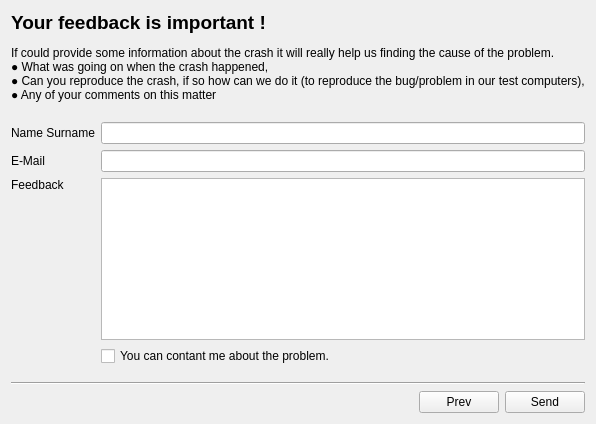
Old version of the form Source/ZETools/ZECrashReport/ZECRWindowUserFeedback.ui in the repository orcun-gokbulut/ze.
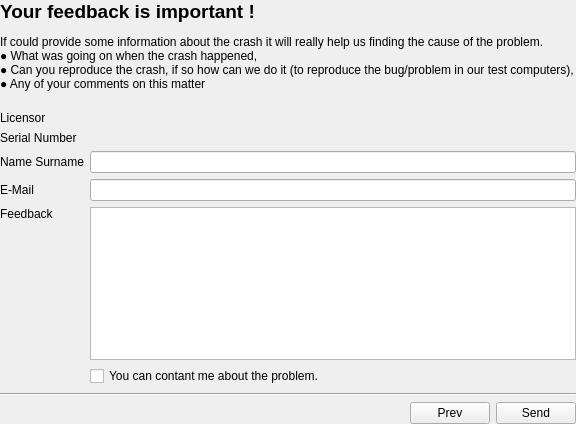
New version of the form.

```diff
--- a/Source/ZETools/ZECrashReport/ZECRWindowUserFeedback.ui
+++ b/Source/ZETools/ZECrashReport/ZECRWindowUserFeedback.ui
@@ -14,6 +14,18 @@
    <string>Form</string>
   </property>
   <layout class="QVBoxLayout" name="verticalLayout">
+   <property name="leftMargin">
+    <number>0</number>
+   </property>
+   <property name="topMargin">
+    <number>0</number>
+   </property>
+   <property name="rightMargin">
+    <number>0</number>
+   </property>
+   <property name="bottomMargin">
+    <number>0</number>
+   </property>
    <item>
     <widget class="QLabel" name="label">
      <property name="text">
@@ -23,27 +35,27 @@
    </item>
    <item>
     <layout class="QFormLayout" name="formLayout">
-     <item row="0" column="0">
+     <item row="2" column="0">
       <widget class="QLabel" name="label_3">
        <property name="text">
         <string>Name Surname</string>
        </property>
       </widget>
      </item>
-     <item row="0" column="1">
+     <item row="2" column="1">
       <widget class="QLineEdit" name="txtNameSurname"/>
      </item>
-     <item row="1" column="0">
+     <item row="3" column="0">
       <widget class="QLabel" name="label_4">
        <property name="text">
         <string>E-Mail</string>
        </property>
       </widget>
      </item>
-     <item row="1" column="1">
+     <item row="3" column="1">
       <widget class="QLineEdit" name="txtEmail"/>
      </item>
-     <item row="2" column="0">
+     <item row="4" column="0">
       <widget class="QLabel" name="label_5">
        <property name="frameShape">
         <enum>QFrame::NoFrame</enum>
@@ -56,10 +68,10 @@
        </property>
       </widget>
      </item>
-     <item row="2" column="1">
+     <item row="4" column="1">
       <widget class="QTextEdit" name="txtFeedback"/>
      </item>
-     <item row="3" column="1">
+     <item row="5" column="1">
       <widget class="QCheckBox" name="chkCanContact">
        <property name="sizePolicy">
         <sizepolicy hsizetype="Fixed" vsizetype="Fixed">
@@ -72,6 +84,34 @@
        </property>
       </widget>
      </item>
+     <item row="0" column="0">
+      <widget class="QLabel" name="label_2">
+       <property name="text">
+        <string>Licensor</string>
+       </property>
+      </widget>
+     </item>
+     <item row="1" column="0">
+      <widget class="QLabel" name="label_6">
+       <property name="text">
+        <string>Serial Number</string>
+       </property>
+      </widget>
+     </item>
+     <item row="0" column="1">
+      <widget class="QLabel" name="lblLicensor">
+       <property name="text">
+        <string/>
+       </property>
+      </widget>
+     </item>
+     <item row="1" column="1">
+      <widget class="QLabel" name="lblSerialNumber">
+       <property name="text">
+        <string/>
+       </property>
+      </widget>
+     </item>
     </layout>
    </item>
    <item>
```
